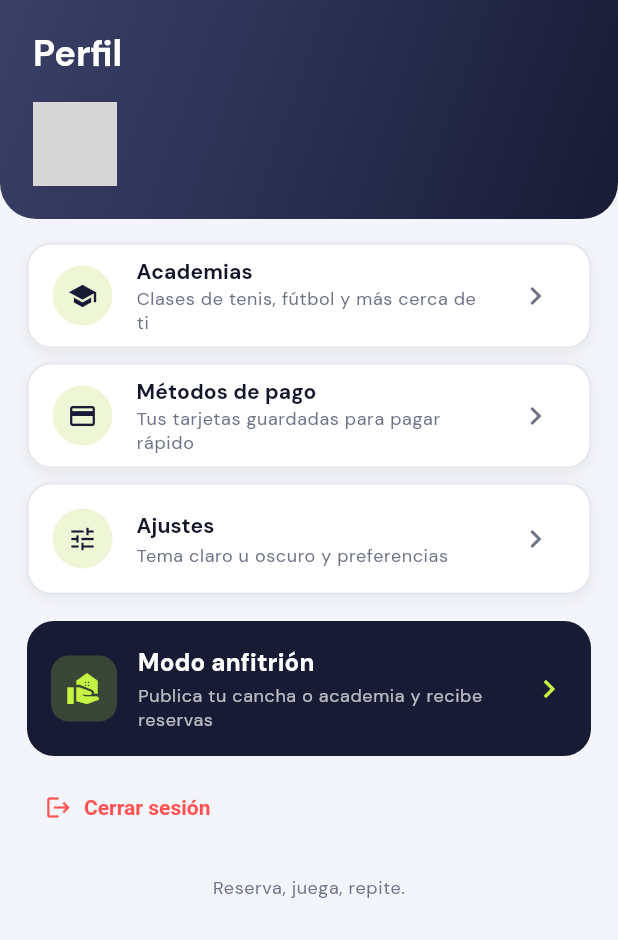
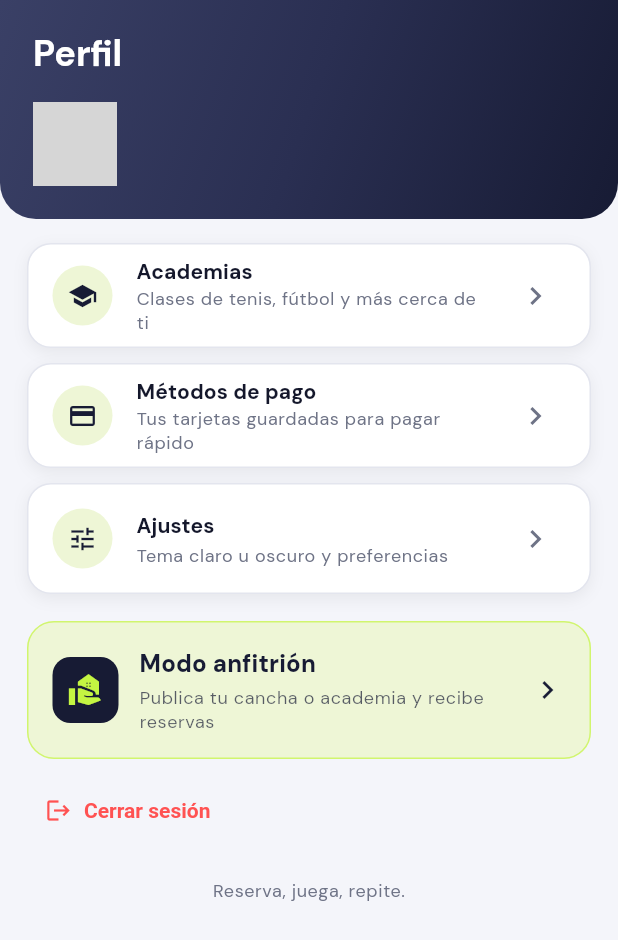
Before and after one commit to dcalagua/canchas-app-lima, a Flutter app: the PerfilScreen screen opened directly, on a phone screen of 412 x 824 dp. Shown: the top 940 px of the screen. Run offline on Flutter 3.47's test engine with Material 3 defaults, Android fonts, the phone set to English and light mode, and no system bars; our stand-ins replace font_awesome_flutter, geocoding, geolocator, google_fonts, google_maps_flutter, google_sign_in and 3 more; accounts and stored records are empty; network calls fail; grey boxes are pictures that could not be loaded.

Commit message:
Perfil: tarjeta "Modo anfitrión" destacada theme-aware (claro liviano)
En tema claro dejaba un bloque índigo oscuro que pesaba sobre el fondo
claro por defecto. Ahora resalta como CTA pero combina: claro = lima suave
+ chip verde bosque con ícono lima + texto bosque; oscuro = superficie del
tema con acento lima. Mantiene el énfasis "cambia a modo anfitrión" sin el
bloque negro.

Co-Authored-By: Claude Opus 4.8 (1M context) <noreply@anthropic.com>
Claude-Session: https://claude.ai/code/session_017fg7ijXuZRX6jvFjZELf83

```diff
--- a/lib/screens/perfil_screen.dart
+++ b/lib/screens/perfil_screen.dart
@@ -159,8 +159,10 @@ class PerfilScreen extends StatelessWidget {
   }
 }
 
-/// Tarjeta destacada para entrar al Modo anfitrión (estilo "cambiar a anfitrión"
-/// de Airbnb): fondo bosque, invita a publicar cancha/academia.
+/// Tarjeta DESTACADA para entrar al Modo anfitrión (estilo "cambiar a anfitrión"
+/// de Airbnb): resalta como acción principal sin ser un bloque negro.
+/// Claro: lima suave + verde bosque (liviano, premium). Oscuro: superficie del
+/// tema con acento lima. Theme-aware.
 class _ModoAnfitrion extends StatelessWidget {
   const _ModoAnfitrion({required this.onTap});
   final VoidCallback onTap;
@@ -168,21 +170,33 @@ class _ModoAnfitrion extends StatelessWidget {
   @override
   Widget build(BuildContext context) {
     final t = Theme.of(context).textTheme;
+    final cs = Theme.of(context).colorScheme;
+    final oscuro = Theme.of(context).brightness == Brightness.dark;
+    final fondo = oscuro ? cs.surface : limaSuave;
+    final borde =
+        oscuro ? cs.outlineVariant.withOpacity(0.4) : lima.withOpacity(0.7);
+    final acento = oscuro ? lima : bosque; // título + chevron
     return Material(
-      color: bosque,
+      color: fondo,
       borderRadius: BorderRadius.circular(18),
       child: InkWell(
         onTap: onTap,
         borderRadius: BorderRadius.circular(18),
-        child: Padding(
+        child: Container(
+          decoration: BoxDecoration(
+            borderRadius: BorderRadius.circular(18),
+            border: Border.all(color: borde),
+          ),
           padding: const EdgeInsets.all(16),
           child: Row(
             children: [
+              // Chip de marca: cuadrado bosque con ícono lima (resalta en claro
+              // y en oscuro).
               Container(
                 width: 44,
                 height: 44,
                 decoration: BoxDecoration(
-                    color: lima.withOpacity(0.2),
+                    color: oscuro ? lima.withOpacity(0.2) : bosque,
                     borderRadius: BorderRadius.circular(12)),
                 child: const Icon(Icons.real_estate_agent, color: lima),
               ),
@@ -193,14 +207,17 @@ class _ModoAnfitrion extends StatelessWidget {
                   children: [
                     Text('Modo anfitrión',
                         style: t.titleMedium?.copyWith(
-                            color: Colors.white, fontWeight: FontWeight.w800)),
+                            color: acento, fontWeight: FontWeight.w800)),
                     const SizedBox(height: 2),
                     Text('Publica tu cancha o academia y recibe reservas',
-                        style: t.bodySmall?.copyWith(color: Colors.white70)),
+                        style: t.bodySmall?.copyWith(
+                            color: oscuro
+                                ? cs.onSurface.withOpacity(0.7)
+                                : bosque.withOpacity(0.7))),
                   ],
                 ),
               ),
-              const Icon(Icons.chevron_right, color: lima),
+              Icon(Icons.chevron_right, color: acento),
             ],
           ),
         ),
```
